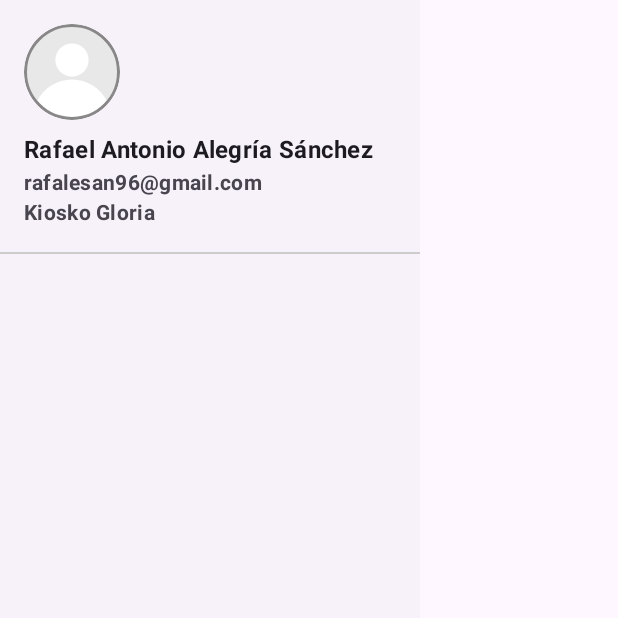
After one commit to rafalesan/credi-kiosko-android, an Android app built with Jetpack Compose: the composable DrawerContent shown on its own in the app's theme, on a phone screen of 412 x 824 dp, the top half of it. The commit adds this screen. Run offline under Robolectric (Android 15) with nearby library versions, the phone set to English and light mode, and no system bars; our stand-ins replace constraintlayout-compose; 2 statements that could not run were skipped.

Commit message:
Implement basic compose modal navigation drawer with header UI hardcoded

```diff
--- a/app/build.gradle.kts
+++ b/app/build.gradle.kts
@@ -99,6 +99,8 @@ dependencies {
     implementation(Google.dagger.hilt.android)
     kapt(Google.dagger.hilt.compiler)
 
+    implementation(AndroidX.compose.ui.toolingPreview)
+    implementation(AndroidX.compose.ui.tooling)
     testImplementation(Testing.junit4)
     androidTestImplementation(AndroidX.test.ext.junit.ktx)
     androidTestImplementation(AndroidX.test.espresso.core)
--- /dev/null
+++ b/app/src/main/java/com/rafalesan/credikiosko/main/DrawerContent.kt
@@ -0,0 +1,84 @@
+package com.rafalesan.credikiosko.main
+
+import androidx.compose.foundation.Image
+import androidx.compose.foundation.border
+import androidx.compose.foundation.layout.Column
+import androidx.compose.foundation.layout.Spacer
+import androidx.compose.foundation.layout.height
+import androidx.compose.foundation.layout.padding
+import androidx.compose.foundation.layout.requiredWidth
+import androidx.compose.foundation.layout.size
+import androidx.compose.foundation.shape.CircleShape
+import androidx.compose.material3.Divider
+import androidx.compose.material3.ExperimentalMaterial3Api
+import androidx.compose.material3.MaterialTheme
+import androidx.compose.material3.ModalDrawerSheet
+import androidx.compose.material3.Text
+import androidx.compose.runtime.Composable
+import androidx.compose.ui.Modifier
+import androidx.compose.ui.draw.clip
+import androidx.compose.ui.graphics.Color
+import androidx.compose.ui.layout.ContentScale
+import androidx.compose.ui.res.painterResource
+import androidx.compose.ui.res.stringResource
+import androidx.compose.ui.text.font.FontWeight
+import androidx.compose.ui.tooling.preview.Preview
+import com.rafalesan.credikiosko.R
+import com.rafalesan.credikiosko.core.commons.presentation.theme.Dimens
+
+@Preview
+@Composable
+fun DrawerContentPreview() {
+    DrawerContent()
+}
+
+@OptIn(ExperimentalMaterial3Api::class)
+@Composable
+fun DrawerContent() {
+    ModalDrawerSheet(
+        modifier = Modifier.requiredWidth(Dimens.drawerWidth)
+    ) {
+        DrawerHeader()
+    }
+}
+
+@Composable
+fun DrawerHeader() {
+    val userName = "Rafael Antonio Alegría Sánchez"
+    val userEmail = "rafalesan96@gmail.com"
+    val userBusiness = "Kiosko Gloria"
+    Column(
+        modifier = Modifier.padding(Dimens.space2x)
+    ) {
+        Image(
+            painter = painterResource(id = R.drawable.ic_empty_profile_photo),
+            contentDescription = stringResource(id = R.string.user_profile_avatar),
+            contentScale = ContentScale.Crop,
+            modifier = Modifier
+                .size(Dimens.space8x)
+                .clip(CircleShape)
+                .border(Dimens.space2Unit, Color.Gray, CircleShape)
+        )
+        Spacer(modifier = Modifier.height(Dimens.spaceDefault))
+        Text(
+            text = userName,
+            style = MaterialTheme.typography.titleMedium,
+            color = MaterialTheme.colorScheme.onSurface,
+            fontWeight = FontWeight.Bold
+        )
+        Text(
+            text = userEmail,
+            style = MaterialTheme.typography.bodyMedium,
+            color = MaterialTheme.colorScheme.onSurfaceVariant,
+            fontWeight = FontWeight.Bold
+        )
+        Text(
+            text = userBusiness,
+            style = MaterialTheme.typography.bodyMedium,
+            color = MaterialTheme.colorScheme.onSurfaceVariant,
+            fontWeight = FontWeight.Bold
+        )
+    }
+
+    Divider(thickness = Dimens.space1Unit, color = Color.LightGray)
+}
--- a/app/src/main/java/com/rafalesan/credikiosko/main/FullComposeMainActivity.kt
+++ b/app/src/main/java/com/rafalesan/credikiosko/main/FullComposeMainActivity.kt
@@ -6,6 +6,10 @@ import androidx.activity.compose.setContent
 import androidx.compose.animation.core.tween
 import androidx.compose.animation.fadeIn
 import androidx.compose.animation.fadeOut
+import androidx.compose.material3.DrawerValue
+import androidx.compose.material3.ExperimentalMaterial3Api
+import androidx.compose.material3.ModalNavigationDrawer
+import androidx.compose.material3.rememberDrawerState
 import androidx.compose.runtime.collectAsState
 import androidx.compose.runtime.derivedStateOf
 import androidx.compose.runtime.getValue
@@ -24,12 +28,15 @@ import dagger.hilt.android.AndroidEntryPoint
 @AndroidEntryPoint
 class FullComposeMainActivity : ComponentActivity() {
 
+    @OptIn(ExperimentalMaterial3Api::class)
     override fun onCreate(savedInstanceState: Bundle?) {
         super.onCreate(savedInstanceState)
         setContent {
             CrediKioskoTheme {
                 val authViewModel: AuthViewModel = hiltViewModel()
                 val navController = rememberNavController()
+
+                val drawerState = rememberDrawerState(initialValue = DrawerValue.Closed)
 
                 val existUserSession by authViewModel.existUserSessionFlow.collectAsState()
                 val startDestination by remember {
@@ -42,6 +49,10 @@ class FullComposeMainActivity : ComponentActivity() {
                     }
                 }
 
+                ModalNavigationDrawer(
+                    drawerState = drawerState,
+                    drawerContent = { DrawerContent() }
+                ) {
                     NavHost(
                         navController = navController,
                         startDestination = startDestination,
@@ -64,6 +75,7 @@ class FullComposeMainActivity : ComponentActivity() {
                         }
 
                     }
+                }
 
             }
         }
--- /dev/null
+++ b/app/src/main/res/values/strings.xml
@@ -0,0 +1,4 @@
+<?xml version="1.0" encoding="utf-8"?>
+<resources>
+    <string name="user_profile_avatar">Avatar del perfil del usuario</string>
+</resources>
--- a/core/src/main/java/com/rafalesan/credikiosko/core/commons/presentation/theme/Dimens.kt
+++ b/core/src/main/java/com/rafalesan/credikiosko/core/commons/presentation/theme/Dimens.kt
@@ -3,6 +3,8 @@ package com.rafalesan.credikiosko.core.commons.presentation.theme
 import androidx.compose.ui.unit.dp
 
 object Dimens {
+    val space1Unit = 1.dp
+    val space2Unit = 2.dp
     val signUpAppLogoSize = 150.dp
     val spaceDefault = 8.dp
     val space2x = 16.dp
@@ -13,4 +15,5 @@ object Dimens {
     val space12units = 12.dp
     val dialogBorderRadius = 8.dp
     val iconDialogSize = 80.dp
+    val drawerWidth = 280.dp
 }
```
Lines whose indentation alone changed are shown as unchanged.
